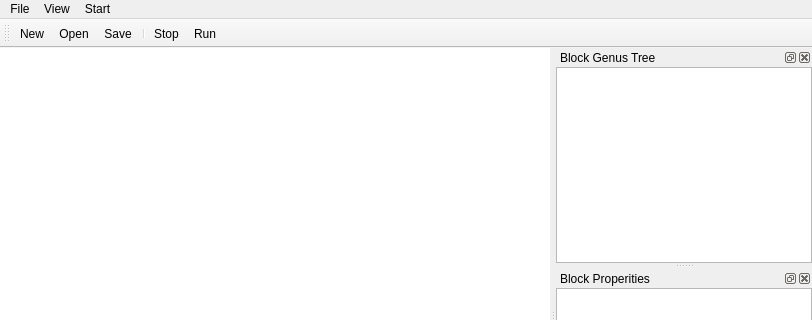
The window that main.ui (go2net/PythonBlocks) describes before a commit, drawn with Qt 5; both pictures show x 0 to 812 and y 0 to 320 of the 812 by 612 pixel window.
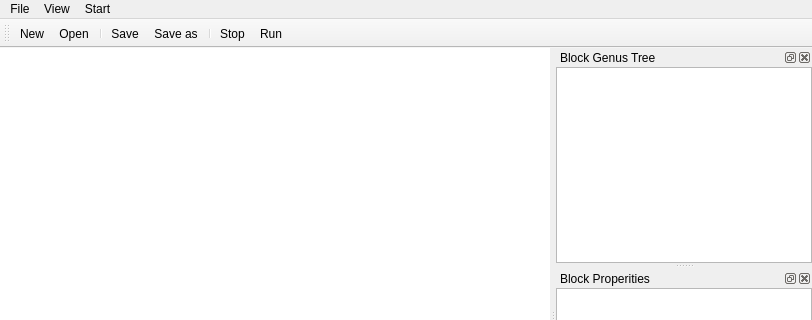
The same window after the commit. Icons and pictures are not drawn. Custom widgets are drawn as their Qt base class.

```diff
--- a/main.ui
+++ b/main.ui
@@ -106,7 +106,9 @@
    </attribute>
    <addaction name="actionNew"/>
    <addaction name="actionOpen"/>
+   <addaction name="separator"/>
    <addaction name="actionSave"/>
+   <addaction name="actionSaveAs"/>
    <addaction name="separator"/>
    <addaction name="actionStop"/>
    <addaction name="actionRun"/>
@@ -313,6 +315,15 @@
     <string>Block Preview</string>
    </property>
   </action>
+  <action name="actionSaveAs">
+   <property name="icon">
+    <iconset>
+     <normaloff>resource/SaveAs.png</normaloff>resource/SaveAs.png</iconset>
+   </property>
+   <property name="text">
+    <string>Save as</string>
+   </property>
+  </action>
  </widget>
  <customwidgets>
   <customwidget>
```
Left out of the diff: 10 changed lines with no effect on the pictures.
